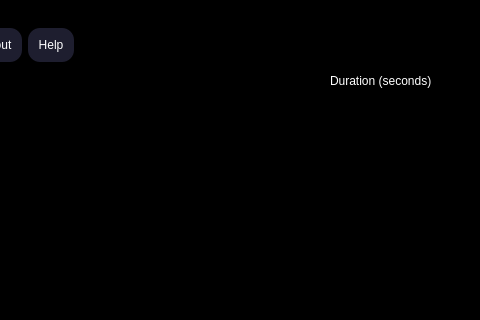
Old version of the form audio_editor/projectworkwindow.ui in the repository IrynaMatuliak/AudioEditor; both pictures show x 590 to 1070 and y 0 to 320 of the 1070 by 685 pixel window.
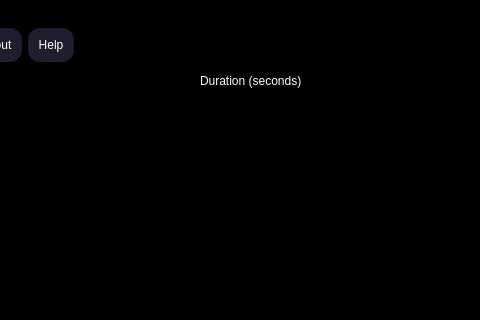
New version of the form.

```diff
--- a/audio_editor/projectworkwindow.ui
+++ b/audio_editor/projectworkwindow.ui
@@ -45,9 +45,9 @@
    <widget class="QLabel" name="durationLabel">
     <property name="geometry">
      <rect>
-      <x>920</x>
+      <x>790</x>
       <y>60</y>
-      <width>131</width>
+      <width>261</width>
       <height>41</height>
      </rect>
     </property>
```
